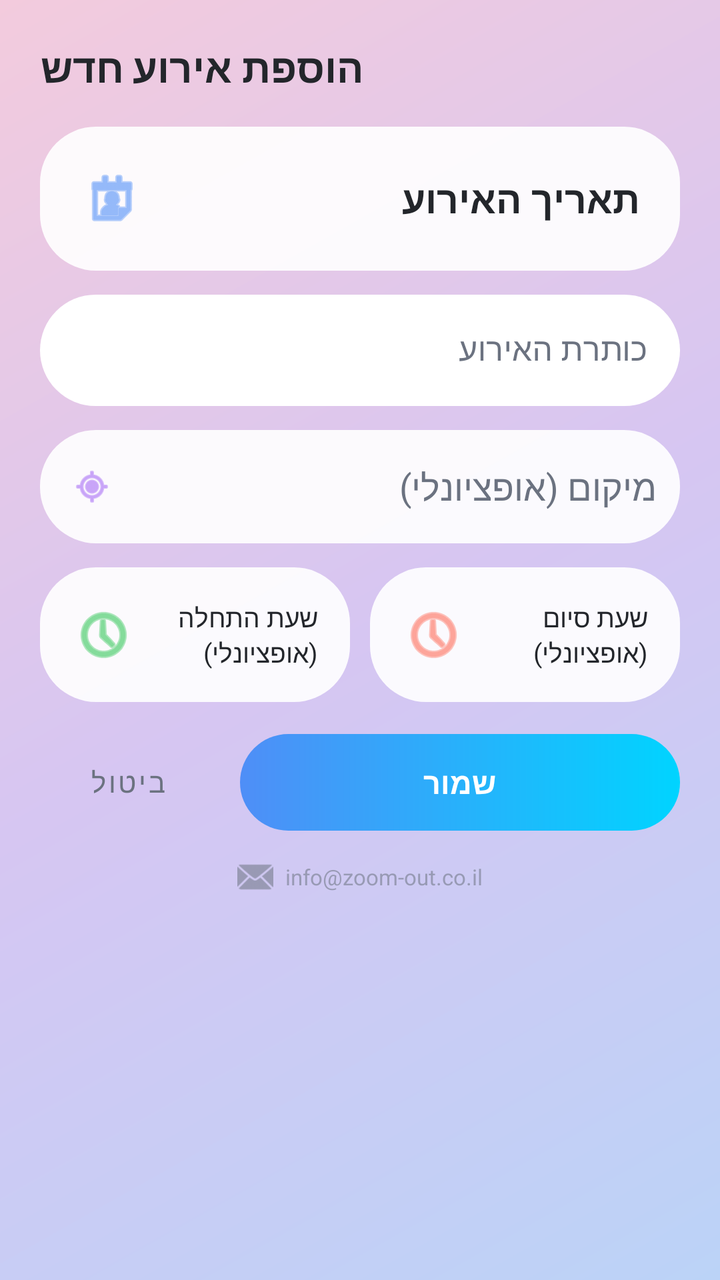
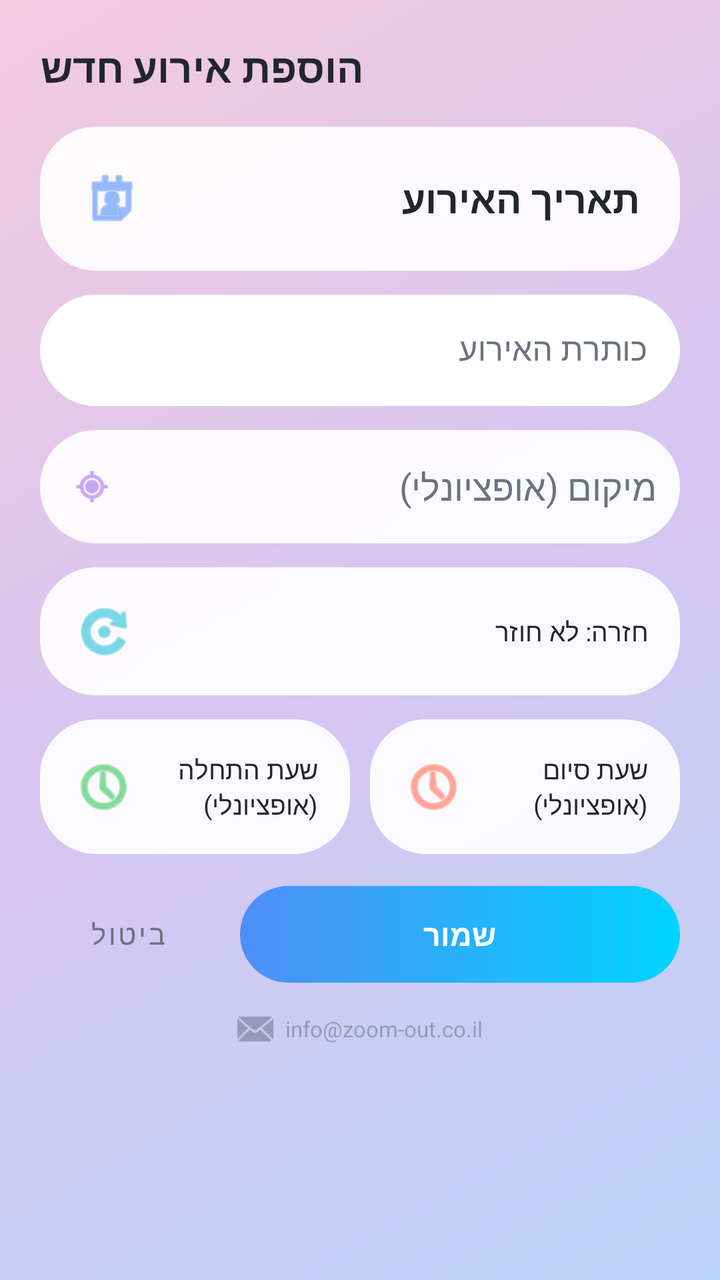

The first picture is an Android layout as it rendered before a commit; the second is the same layout after the commit. The layout source and the unified diff follow.
<!-- AndroidManifest.xml: activity theme Theme.GCalSearchAdd -->
<!-- res/layout/activity_add_event.xml -->
<?xml version="1.0" encoding="utf-8"?>
<LinearLayout xmlns:android="http://schemas.android.com/apk/res/android"
    xmlns:app="http://schemas.android.com/apk/res-auto"
    android:layout_width="match_parent"
    android:layout_height="match_parent"
    android:orientation="vertical"
    android:background="@drawable/bg_app_background"
    android:padding="20dp">

    <TextView
        android:layout_width="wrap_content"
        android:layout_height="wrap_content"
        android:text="@string/add_event_title"
        android:textSize="20sp"
        android:textStyle="bold"
        android:textColor="@color/text_primary"
        android:layout_marginBottom="16dp" />

    
    <TextView
        android:id="@+id/tvDatePicker"
        android:layout_width="match_parent"
        android:layout_height="wrap_content"
        android:padding="20dp"
        android:gravity="center_vertical"
        android:background="@drawable/bg_rounded_field"
        android:drawableStart="@android:drawable/ic_menu_my_calendar"
        android:drawablePadding="12dp"
        app:drawableTint="@color/accent_blue"
        android:text="@string/event_date_hint"
        android:textColor="@color/text_primary"
        android:textSize="19sp"
        android:textStyle="bold" />

    <com.google.android.material.textfield.TextInputLayout
        android:layout_width="match_parent"
        android:layout_height="wrap_content"
        android:layout_marginTop="12dp"
        app:boxCornerRadiusTopStart="28dp"
        app:boxCornerRadiusTopEnd="28dp"
        app:boxCornerRadiusBottomStart="28dp"
        app:boxCornerRadiusBottomEnd="28dp"
        app:boxBackgroundColor="@color/glass_card"
        app:boxStrokeWidth="0dp"
        app:hintTextColor="@color/text_secondary"
        android:textColorHint="@color/text_secondary"
        android:hint="@string/event_title_hint">
        <com.google.android.material.textfield.TextInputEditText
            android:id="@+id/etTitle"
            android:layout_width="match_parent"
            android:layout_height="wrap_content"
            android:textColor="@color/text_primary" />
    </com.google.android.material.textfield.TextInputLayout>

    
    <FrameLayout
        android:layout_width="match_parent"
        android:layout_height="wrap_content"
        android:layout_marginTop="12dp">

        <LinearLayout
            android:layout_width="match_parent"
            android:layout_height="wrap_content"
            android:orientation="horizontal"
            android:gravity="center_vertical"
            android:background="@drawable/bg_rounded_field"
            android:paddingStart="16dp"
            android:paddingEnd="12dp">

            <ImageView
                android:layout_width="20dp"
                android:layout_height="20dp"
                android:src="@android:drawable/ic_menu_mylocation"
                app:tint="@color/accent_purple" />

            <EditText
                android:id="@+id/etLocation"
                android:layout_width="0dp"
                android:layout_height="wrap_content"
                android:layout_weight="1"
                android:layout_marginStart="10dp"
                android:background="@android:color/transparent"
                android:hint="@string/event_location_hint"
                android:textColor="@color/text_primary"
                android:textColorHint="@color/text_secondary"
                android:inputType="text"
                android:maxLines="1"
                android:paddingTop="12dp"
                android:paddingBottom="12dp" />

        </LinearLayout>

        
        <com.google.android.material.card.MaterialCardView
            android:id="@+id/locationSuggestionsCard"
            android:layout_width="match_parent"
            android:layout_height="wrap_content"
            android:layout_marginTop="54dp"
            android:visibility="gone"
            app:cardCornerRadius="18dp"
            app:cardElevation="8dp"
            app:strokeWidth="0dp"
            app:cardBackgroundColor="@color/white">

            <androidx.recyclerview.widget.RecyclerView
                android:id="@+id/rvLocationSuggestions"
                android:layout_width="match_parent"
                android:layout_height="wrap_content"
                android:maxHeight="220dp" />

        </com.google.android.material.card.MaterialCardView>

    </FrameLayout>

    
    <LinearLayout
        android:layout_width="match_parent"
        android:layout_height="wrap_content"
        android:orientation="horizontal"
        android:layout_marginTop="12dp">

        <TextView
            android:id="@+id/tvStartTimePicker"
            android:layout_width="0dp"
            android:layout_height="wrap_content"
            android:layout_weight="1"
            android:padding="16dp"
            android:gravity="center_vertical"
            android:background="@drawable/bg_rounded_field"
            android:drawableStart="@android:drawable/ic_menu_recent_history"
            android:drawablePadding="8dp"
            app:drawableTint="@color/accent_green"
            android:text="@string/event_start_hint"
            android:textColor="@color/text_primary"
            android:textSize="13sp" />

        <TextView
            android:id="@+id/tvEndTimePicker"
            android:layout_width="0dp"
            android:layout_height="wrap_content"
            android:layout_weight="1"
            android:layout_marginStart="10dp"
            android:padding="16dp"
            android:gravity="center_vertical"
            android:background="@drawable/bg_rounded_field"
            android:drawableStart="@android:drawable/ic_menu_recent_history"
            android:drawablePadding="8dp"
            app:drawableTint="@color/accent_red"
            android:text="@string/event_end_hint"
            android:textColor="@color/text_primary"
            android:textSize="13sp" />

    </LinearLayout>

    <TextView
        android:id="@+id/tvExistingEventsLabel"
        android:layout_width="wrap_content"
        android:layout_height="wrap_content"
        android:layout_marginTop="20dp"
        android:text="@string/existing_events_label"
        android:textColor="@color/text_secondary"
        android:textSize="13sp"
        android:visibility="gone" />

    <ProgressBar
        android:id="@+id/progressExistingEvents"
        style="?android:attr/progressBarStyleSmall"
        android:layout_width="wrap_content"
        android:layout_height="wrap_content"
        android:indeterminateTint="@color/accent_blue"
        android:layout_marginTop="8dp"
        android:visibility="gone" />

    <androidx.recyclerview.widget.RecyclerView
        android:id="@+id/rvExistingEvents"
        android:layout_width="match_parent"
        android:layout_height="0dp"
        android:layout_weight="1"
        android:clipToPadding="false"
        android:paddingTop="8dp"
        android:layout_marginTop="4dp"
        android:visibility="gone" />

    <LinearLayout
        android:layout_width="match_parent"
        android:layout_height="wrap_content"
        android:orientation="horizontal"
        android:layout_marginTop="16dp"
        android:gravity="center_vertical|end">

        <com.google.android.material.button.MaterialButton
            android:id="@+id/btnCancel"
            style="@style/Widget.MaterialComponents.Button.TextButton"
            android:layout_width="wrap_content"
            android:layout_height="wrap_content"
            android:textColor="@color/text_secondary"
            android:text="@string/cancel" />

        <TextView
            android:id="@+id/btnSave"
            android:layout_width="0dp"
            android:layout_height="wrap_content"
            android:layout_weight="1"
            android:layout_marginStart="12dp"
            android:background="@drawable/bg_save_gradient"
            android:clickable="true"
            android:focusable="true"
            android:foreground="?attr/selectableItemBackground"
            android:gravity="center"
            android:paddingTop="14dp"
            android:paddingBottom="14dp"
            android:text="@string/save"
            android:textColor="@color/white"
            android:textSize="15sp"
            android:textStyle="bold" />

    </LinearLayout>

    
    <LinearLayout
        android:layout_width="match_parent"
        android:layout_height="wrap_content"
        android:layout_marginTop="14dp"
        android:gravity="center"
        android:orientation="horizontal">

        <ImageView
            android:id="@+id/btnSupportEmail"
            android:layout_width="18dp"
            android:layout_height="18dp"
            android:alpha="0.55"
            android:clickable="true"
            android:focusable="true"
            android:foreground="?attr/selectableItemBackgroundBorderless"
            android:src="@android:drawable/ic_dialog_email"
            app:tint="@color/text_secondary"
            android:contentDescription="@string/support_email_hint" />

        <TextView
            android:layout_width="wrap_content"
            android:layout_height="wrap_content"
            android:layout_marginStart="6dp"
            android:alpha="0.55"
            android:text="@string/support_email_hint"
            android:textColor="@color/text_secondary"
            android:textSize="11sp" />

    </LinearLayout>

</LinearLayout>
<!-- resources referenced by this layout -->
<resources>
  <color name="accent_blue">#4F8EF7</color>
  <color name="accent_green">#34C759</color>
  <color name="accent_purple">#A66BF5</color>
  <color name="accent_red">#FF6B57</color>
  <color name="glass_card">#E8FFFFFF</color>
  <color name="text_primary">#23262B</color>
  <color name="text_secondary">#6B7280</color>
  <color name="white">#FFFFFF</color>
  <!-- drawable bg_app_background (drawable) -->
  <?xml version="1.0" encoding="utf-8"?>
  <shape xmlns:android="http://schemas.android.com/apk/res/android" android:shape="rectangle">
      <gradient
          android:type="linear"
          android:angle="135"
          android:startColor="@color/bg_gradient_1"
          android:centerColor="@color/bg_gradient_2"
          android:endColor="@color/bg_gradient_3" />
  </shape>
  <!-- drawable bg_rounded_field (drawable) -->
  <?xml version="1.0" encoding="utf-8"?>
  <shape xmlns:android="http://schemas.android.com/apk/res/android" android:shape="rectangle">
      <solid android:color="@color/glass_card" />
      <corners android:radius="28dp" />
      <padding android:left="4dp" android:top="4dp" android:right="4dp" android:bottom="4dp" />
  </shape>
  <!-- drawable bg_save_gradient (drawable) -->
  <?xml version="1.0" encoding="utf-8"?>
  <shape xmlns:android="http://schemas.android.com/apk/res/android" android:shape="rectangle">
      <gradient
          android:type="linear"
          android:angle="0"
          android:startColor="@color/gradient_btn_start"
          android:endColor="@color/gradient_btn_end" />
      <corners android:radius="28dp" />
  </shape>
  <string name="add_event_title">הוספת אירוע חדש</string>
  <string name="cancel">ביטול</string>
  <string name="event_date_hint">תאריך האירוע</string>
  <string name="event_end_hint">שעת סיום (אופציונלי)</string>
  <string name="event_location_hint">מיקום (אופציונלי)</string>
  <string name="event_start_hint">שעת התחלה (אופציונלי)</string>
  <string name="event_title_hint">כותרת האירוע</string>
  <string name="existing_events_label">אירועים קיימים ביום זה:</string>
  <string name="save">שמור</string>
  <string name="support_email_hint">info@zoom-out.co.il</string>
  <style name="Theme.GCalSearchAdd" parent="Theme.MaterialComponents.DayNight.NoActionBar">
          <item name="colorPrimary">@color/accent_blue</item>
          <item name="colorPrimaryDark">@color/bg_gradient_1</item>
          <item name="colorAccent">@color/accent_blue</item>
          <item name="android:windowBackground">@color/bg_gradient_2</item>
          <item name="android:statusBarColor">@color/bg_gradient_1</item>
          <item name="android:navigationBarColor">@color/white</item>
          <item name="android:windowLightStatusBar">true</item>
          <item name="android:windowLightNavigationBar">true</item>
      </style>
  <color name="bg_gradient_1">#BBD3F7</color>
  <color name="bg_gradient_2">#D6C6F2</color>
  <color name="bg_gradient_3">#F3CBDD</color>
  <color name="gradient_btn_start">#4F8EF7</color>
  <color name="gradient_btn_end">#00D4FF</color>
</resources>

<!-- the commit's change to res/layout/activity_add_event.xml (unified diff, before → after) -->
@@ -113,6 +113,22 @@
     </FrameLayout>
 
     
+    <TextView
+        android:id="@+id/tvRecurrencePicker"
+        android:layout_width="match_parent"
+        android:layout_height="wrap_content"
+        android:layout_marginTop="12dp"
+        android:padding="16dp"
+        android:gravity="center_vertical"
+        android:background="@drawable/bg_rounded_field"
+        android:drawableStart="@android:drawable/ic_menu_rotate"
+        android:drawablePadding="10dp"
+        app:drawableTint="@color/accent_teal"
+        android:text="@string/recurrence_none"
+        android:textColor="@color/text_primary"
+        android:textSize="13sp" />
+
+    
     <LinearLayout
         android:layout_width="match_parent"
         android:layout_height="wrap_content"
<!-- resource entries referenced after the edit -->
@@ -4,6 +4,7 @@
   <color name="accent_green">#34C759</color>
   <color name="accent_purple">#A66BF5</color>
   <color name="accent_red">#FF6B57</color>
+  <color name="accent_teal">#22C1D6</color>
   <color name="glass_card">#E8FFFFFF</color>
   <color name="text_primary">#23262B</color>
   <color name="text_secondary">#6B7280</color>
@@ -43,6 +44,7 @@
   <string name="event_start_hint">שעת התחלה (אופציונלי)</string>
   <string name="event_title_hint">כותרת האירוע</string>
   <string name="existing_events_label">אירועים קיימים ביום זה:</string>
+  <string name="recurrence_none">חזרה: לא חוזר</string>
   <string name="save">שמור</string>
   <string name="support_email_hint">info@zoom-out.co.il</string>
   <style name="Theme.GCalSearchAdd" parent="Theme.MaterialComponents.DayNight.NoActionBar">
